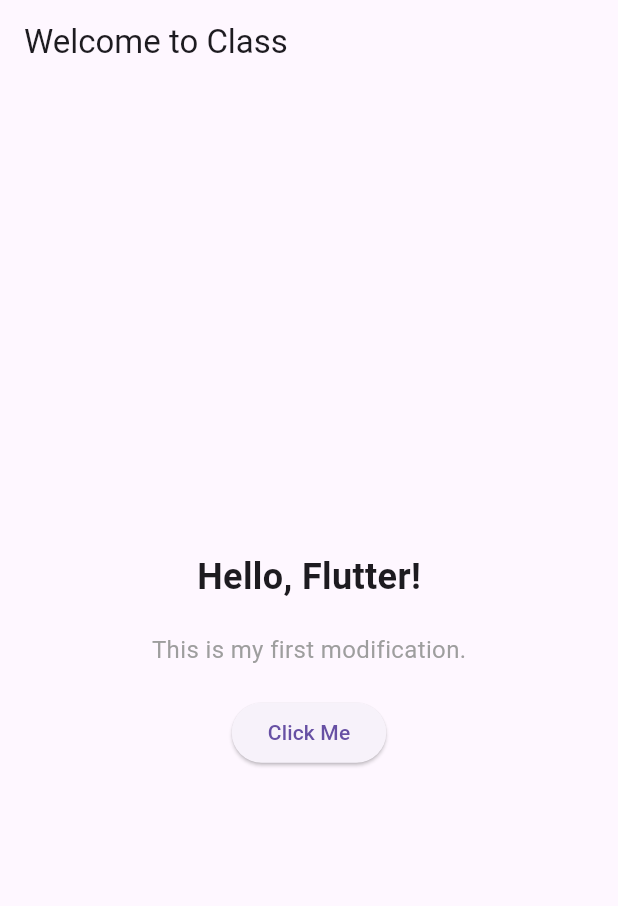
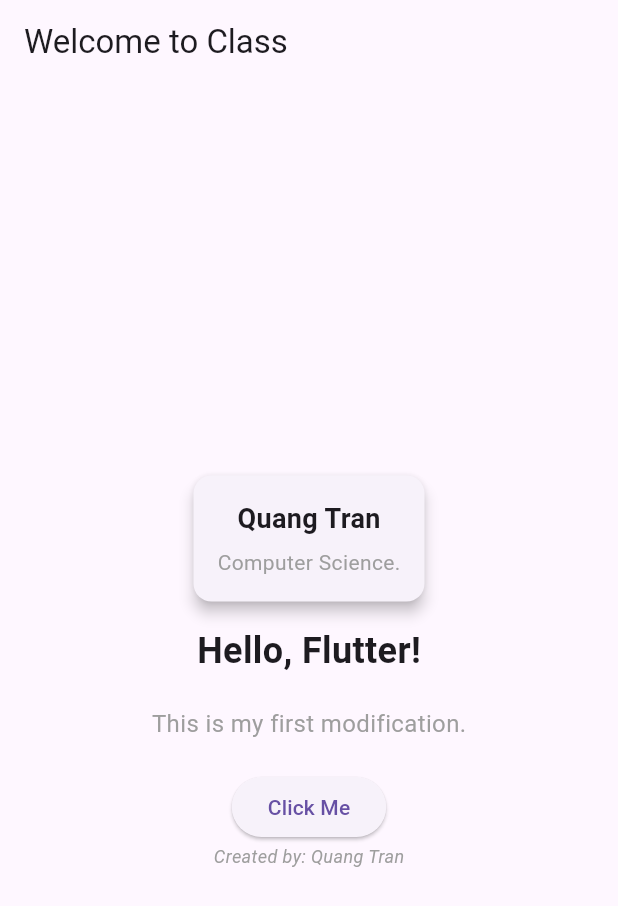
Before and after one commit to kaiser1x/team_app_battery, a Flutter app: the screen it shows after launch, on a phone screen of 412 x 824 dp. Shown: the top 906 px of the screen. Run offline on Flutter 3.47's test engine with Material 3 defaults, Android fonts, the phone set to English and light mode, and no system bars.

Commit message:
Name and Major Widget feature

```diff
--- a/lib/main.dart
+++ b/lib/main.dart
@@ -44,6 +44,35 @@
           children: <Widget>[
             // TIP: Widgets appear in order from top to bottom.
             // If something doesn't show, make sure commas and parentheses match.
+
+            // NEW FEATURE: Simple Profile Card
+            Card(
+              elevation: 4,
+              margin: EdgeInsets.all(16),
+              child: Padding(
+                padding: EdgeInsets.all(16),
+                child: Column(
+                  children: [
+                    Text(
+                      'Quang Tran',
+                      style: TextStyle(
+                        fontSize: 18,
+                        fontWeight: FontWeight.bold,
+                      ),
+                    ),
+                    SizedBox(height: 6),
+                    Text(
+                      'Computer Science.',
+                      style: TextStyle(
+                        fontSize: 14,
+                        color: Colors.grey,
+                      ),
+                    ),
+                  ],
+                ),
+              ),
+            ),
+
             // TASK 4: Change the main text below
             // 👉 Update this main headline to describe your app.
             Text(
@@ -72,10 +101,14 @@
             // Text('Created by: [Your Name]')
             // Tip: Use a smaller font or italic style for a signature line.
             // Example with styling:
-            // Text(
-            //   'Created by: [Your Name]",
-            //   style: TextStyle(fontSize: 12, fontStyle: FontStyle.italic, color: Colors.grey),
-            // ),
+            Text(
+              'Created by: Quang Tran',
+              style: TextStyle(
+                fontSize: 12,
+                fontStyle: FontStyle.italic,
+                color: Colors.grey,
+              ),
+            ),
           ],
         ),
       ),
```
